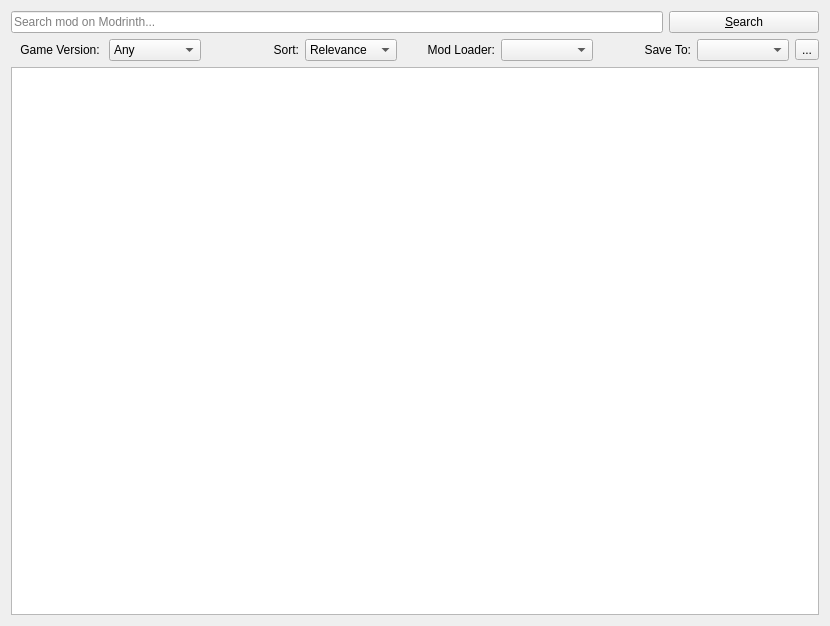
kaniol-lck/modmanager, file src/ui/modrinthmodbrowser.ui: the form before one commit.
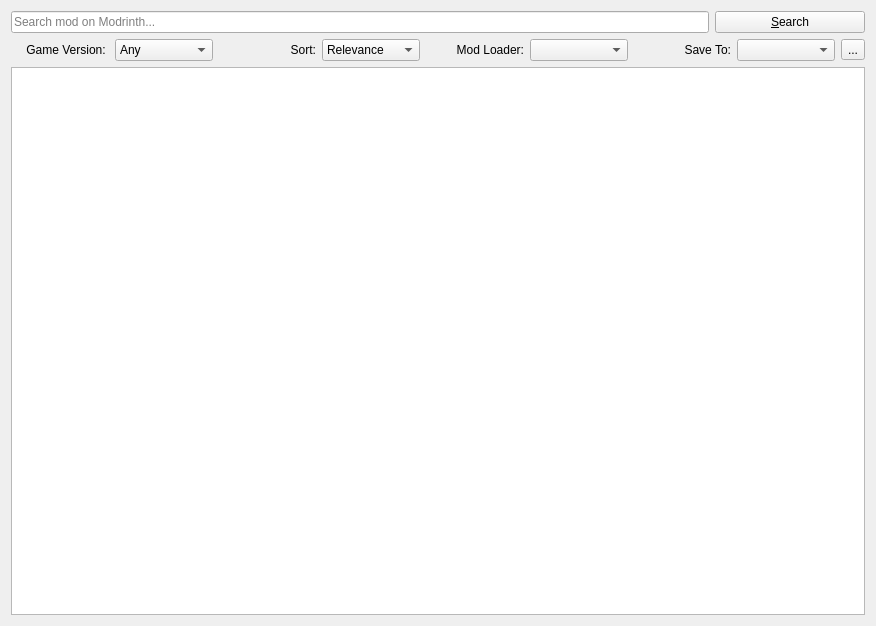
The form after the commit. Icons and pictures are not drawn.

```diff
--- a/src/ui/modrinthmodbrowser.ui
+++ b/src/ui/modrinthmodbrowser.ui
@@ -6,7 +6,7 @@
    <rect>
     <x>0</x>
     <y>0</y>
-    <width>830</width>
+    <width>876</width>
     <height>626</height>
    </rect>
   </property>
@@ -21,6 +21,9 @@
        <property name="placeholderText">
         <string>Search mod on Modrinth...</string>
        </property>
+       <property name="clearButtonEnabled">
+        <bool>true</bool>
+       </property>
       </widget>
      </item>
      <item>
```
Left out of the diff: 3 changed lines with no effect on the pictures.
